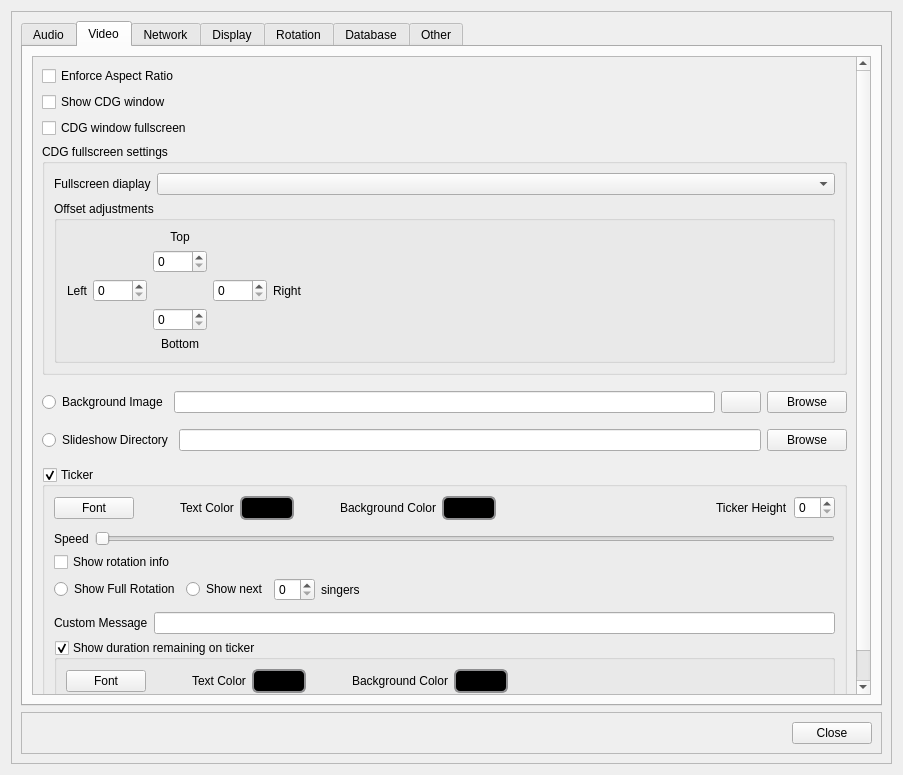
Above: OpenKJ/dlgsettings.ui from OpenKJ/OpenKJ before the change. Below: the same form after it.
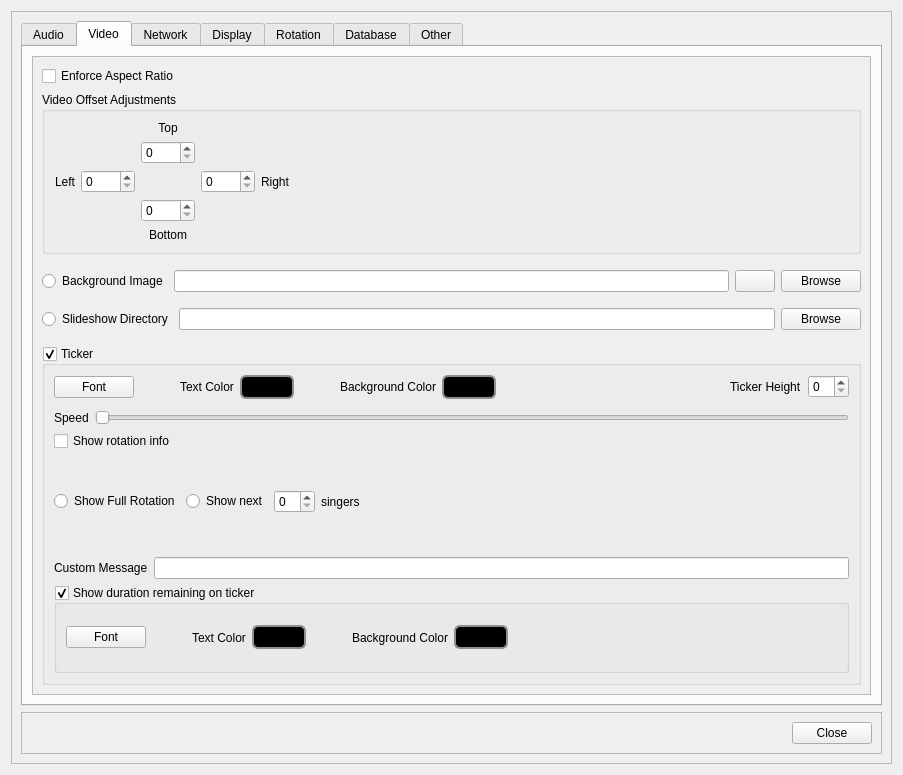
That is the form after the change. The open tabs and pages were chosen to show the change. Icons and pictures are not drawn.

Commit message:
Use cdg window's and main dialog controls and remove from settings
There was confusion being caused by the singer/cdg window state being
controlled from 2 places.  Now it just retains state based on the show/
hide button on the main window and the fullscreen/windowed button on the
dialog itself.  Settings dialog entries have been removed.

Diff of the .ui file:
```diff
--- a/OpenKJ/dlgsettings.ui
+++ b/OpenKJ/dlgsettings.ui
@@ -307,7 +307,7 @@
                  <x>0</x>
                  <y>0</y>
                  <width>825</width>
-                 <height>786</height>
+                 <height>643</height>
                 </rect>
                </property>
                <layout class="QVBoxLayout" name="verticalLayout_11">
@@ -322,59 +322,6 @@
                  </widget>
                 </item>
                 <item>
-                 <widget class="QCheckBox" name="checkBoxShowCdgWindow">
-                  <property name="text">
-                   <string>Show CDG window</string>
-                  </property>
-                 </widget>
-                </item>
-                <item>
-                 <widget class="QCheckBox" name="checkBoxCdgFullscreen">
-                  <property name="text">
-                   <string>CDG window fullscreen</string>
-                  </property>
-                 </widget>
-                </item>
-                <item>
-                 <widget class="QGroupBox" name="groupBoxMonitors">
-                  <property name="enabled">
-                   <bool>true</bool>
-                  </property>
-                  <property name="title">
-                   <string>CDG fullscreen settings</string>
-                  </property>
-                  <property name="checkable">
-                   <bool>false</bool>
-                  </property>
-                  <property name="checked">
-                   <bool>false</bool>
-                  </property>
-                  <layout class="QVBoxLayout" name="verticalLayout_8">
-                   <item>
-                    <layout class="QFormLayout" name="formLayout_6">
-                     <property name="topMargin">
-                      <number>0</number>
-                     </property>
-                     <item row="0" column="0">
-                      <widget class="QLabel" name="label_11">
-                       <property name="text">
-                        <string>Fullscreen diaplay</string>
-                       </property>
-                      </widget>
-                     </item>
-                     <item row="0" column="1">
-                      <widget class="QComboBox" name="comboBoxMonitors">
-                       <property name="sizePolicy">
-                        <sizepolicy hsizetype="Expanding" vsizetype="Fixed">
-                         <horstretch>0</horstretch>
-                         <verstretch>0</verstretch>
-                        </sizepolicy>
-                       </property>
-                      </widget>
-                     </item>
-                    </layout>
-                   </item>
-                   <item>
                     <widget class="QGroupBox" name="groupBox_8">
                      <property name="minimumSize">
                       <size>
@@ -383,7 +330,7 @@
                       </size>
                      </property>
                      <property name="title">
-                      <string>Offset adjustments</string>
+                   <string>Video Offset Adjustments</string>
                      </property>
                      <layout class="QVBoxLayout" name="verticalLayout_27">
                       <item>
@@ -470,9 +417,6 @@
                          </widget>
                         </item>
                        </layout>
-                      </item>
-                     </layout>
-                    </widget>
                    </item>
                   </layout>
                  </widget>
```
Left out of the diff: 2 changed lines with no effect on the pictures. Lines whose indentation alone changed are shown as unchanged. The commit also changes 11 other files.
